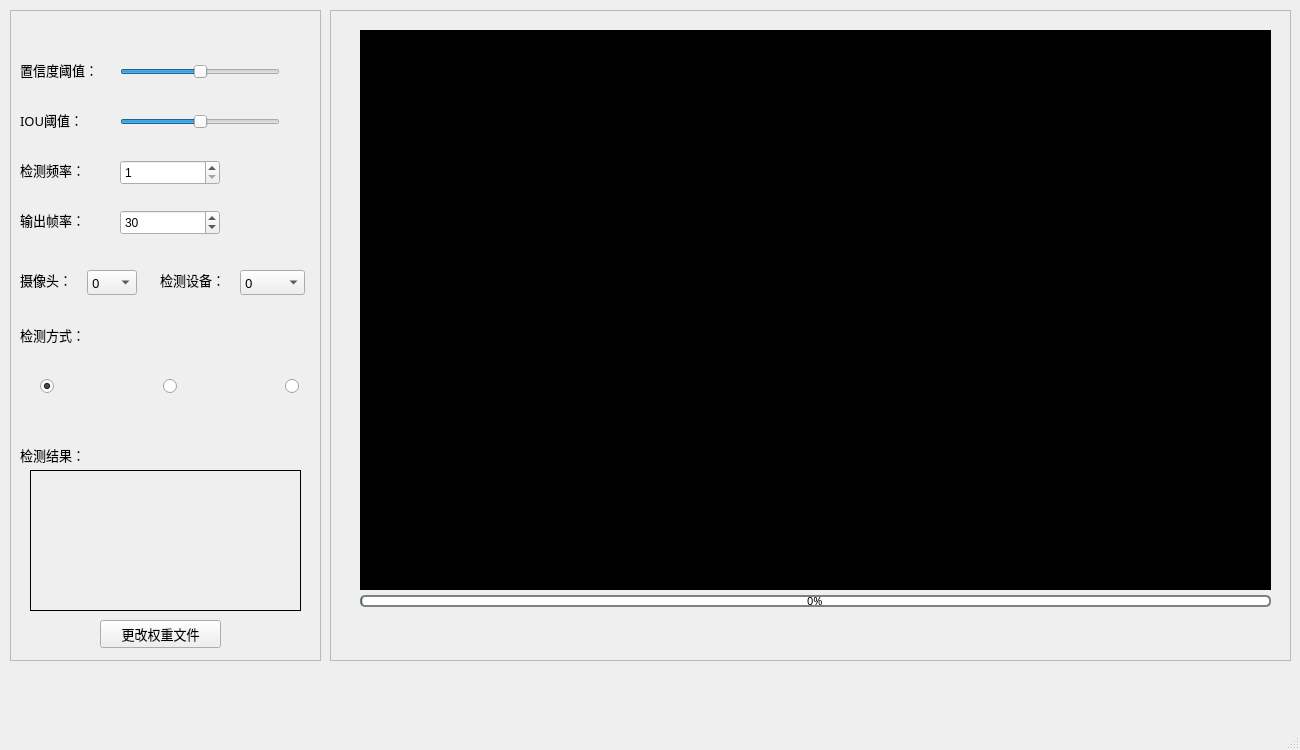
This is UiMainwindow.ui in wang-10086/yolov5-5.0 as Qt 5 draws it before an edit. The edited form follows.
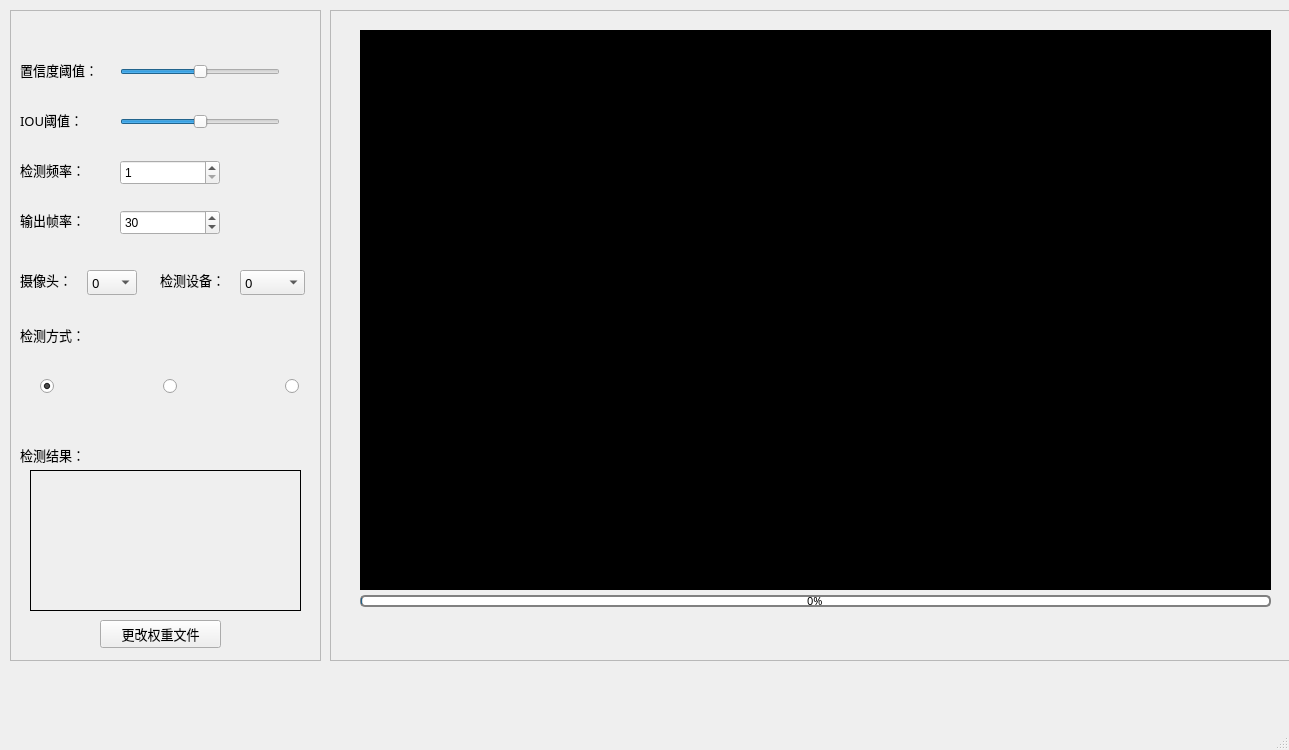
This is the edited form. Icons and pictures are not drawn.

Patch:
```diff
--- a/UiMainwindow.ui
+++ b/UiMainwindow.ui
@@ -6,7 +6,7 @@
    <rect>
     <x>0</x>
     <y>0</y>
-    <width>1300</width>
+    <width>1289</width>
     <height>750</height>
    </rect>
   </property>
@@ -19,6 +19,9 @@
   <property name="styleSheet">
    <string notr="true"/>
   </property>
+  <property name="tabShape">
+   <enum>QTabWidget::Rounded</enum>
+  </property>
   <widget class="QWidget" name="centralwidget">
    <widget class="QFrame" name="frame">
     <property name="geometry">
```
Left out of the diff: 11 changed lines with no effect on the pictures.
